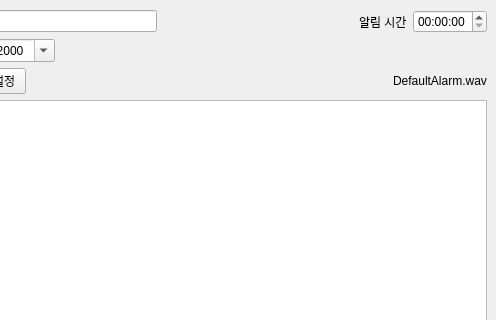
This is ui/AlarmAddWindow.ui in stellarfloat/2020-2_swp2_ADProject_Remi as Qt 5 draws it before an edit; both pictures show x 104 to 600 and y 0 to 320 of the 600 by 600 pixel window. The edited form follows.
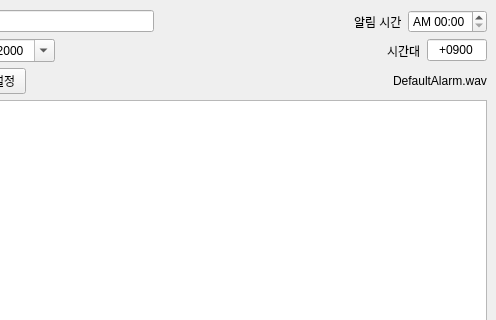
This is the edited form.

Commit message:
AlarmAddWindow - add UI elements, etc...
- add UI Elements
- add Schedule Add logics

```diff
--- a/ui/AlarmAddWindow.ui
+++ b/ui/AlarmAddWindow.ui
@@ -81,7 +81,11 @@
         </widget>
        </item>
        <item>
-        <widget class="QTimeEdit" name="AlarmTime"/>
+        <widget class="QTimeEdit" name="AlarmTime">
+         <property name="displayFormat">
+          <string>AP HH:mm</string>
+         </property>
+        </widget>
        </item>
       </layout>
      </item>
@@ -117,6 +121,29 @@
          </property>
         </spacer>
        </item>
+       <item>
+        <widget class="QLabel" name="label_2">
+         <property name="text">
+          <string>시간대</string>
+         </property>
+        </widget>
+       </item>
+       <item>
+        <widget class="QLineEdit" name="AlarmTimezone">
+         <property name="maximumSize">
+          <size>
+           <width>60</width>
+           <height>16777215</height>
+          </size>
+         </property>
+         <property name="text">
+          <string>+0900</string>
+         </property>
+         <property name="alignment">
+          <set>Qt::AlignCenter</set>
+         </property>
+        </widget>
+       </item>
       </layout>
      </item>
      <item>
```
Left out of the diff: 6 changed lines with no effect on the pictures. The commit also changes 1 other file.
